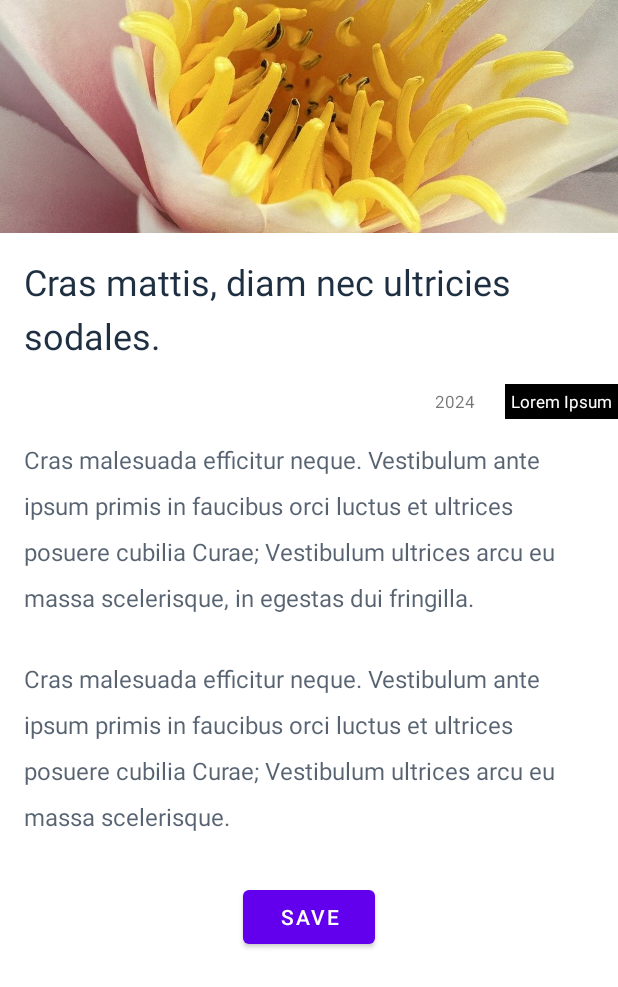
After one commit to martarodriguezm/HelloWorldAndroid, an Android app: the layout relative_layout_example.xml on its own in the app's theme, with its tools: preview values and no code run, on a phone screen of 412 x 824 dp. The commit adds this screen. Shown: the top 987 px of the screen. Run offline under Robolectric (Android 15) with nearby library versions, the phone set to English and light mode, and no system bars.

Commit message:
example layouts created

```diff
--- a/HelloWorld/app/src/main/res/layout/activity_main.xml
+++ b/HelloWorld/app/src/main/res/layout/activity_main.xml
@@ -18,7 +18,8 @@
         android:layout_width="match_parent"
         android:layout_height="wrap_content"
         app:layout_constraintStart_toStartOf="parent"
-        app:layout_constraintTop_toBottomOf="@id/hello_text_view"/>
+        app:layout_constraintTop_toBottomOf="@id/hello_text_view"
+        android:hint="@string/username"/>
 
     <Button android:id="@+id/done_button"
         android:layout_width="match_parent"
--- /dev/null
+++ b/HelloWorld/app/src/main/res/layout/relative_layout_example.xml
@@ -0,0 +1,81 @@
+<?xml version="1.0" encoding="utf-8"?>
+<RelativeLayout xmlns:android="http://schemas.android.com/apk/res/android"
+    android:layout_width="match_parent"
+    android:orientation="vertical"
+    android:background="#ffffff"
+    android:layout_height="match_parent">
+
+    <ImageView
+        android:id="@+id/image"
+        android:layout_width="match_parent"
+        android:layout_height="155dp"
+        android:scaleType="centerCrop"
+        android:src="@drawable/image" />
+
+    <TextView
+        android:id="@+id/title"
+        android:layout_width="wrap_content"
+        android:layout_height="wrap_content"
+        android:textSize="24sp"
+        android:layout_margin="16dp"
+        android:textColor="#1f2f42"
+        android:lineSpacingExtra="8sp"
+        android:layout_below="@id/image"
+        android:text="Cras mattis, diam nec ultricies sodales." />
+
+    <TextView
+        android:id="@+id/label"
+        android:layout_width="wrap_content"
+        android:layout_height="wrap_content"
+        android:padding="4dp"
+        android:layout_marginStart="16dp"
+        android:textSize="11sp"
+        android:textColor="#ffffff"
+        android:background="#000000"
+        android:gravity="center"
+        android:layout_below="@id/title"
+        android:layout_alignParentEnd="true"
+        android:text="Lorem Ipsum" />
+
+    <TextView
+        android:id="@+id/year"
+        android:layout_width="wrap_content"
+        android:layout_height="wrap_content"
+        android:padding="4dp"
+        android:layout_marginStart="16dp"
+        android:textSize="11sp"
+        android:gravity="center"
+        android:layout_below="@id/title"
+        android:layout_toStartOf="@id/label"
+        android:text="2024" />
+
+    <TextView
+        android:id="@+id/first"
+        android:layout_width="wrap_content"
+        android:layout_height="wrap_content"
+        android:textSize="16sp"
+        android:textColor="#bf1f2f42"
+        android:lineSpacingExtra="12sp"
+        android:layout_margin="16dp"
+        android:layout_below="@id/label"
+        android:text="Cras malesuada efficitur neque. Vestibulum ante ipsum primis in faucibus orci luctus et ultrices posuere cubilia Curae; Vestibulum ultrices arcu eu massa scelerisque, in egestas dui fringilla. " />
+
+    <TextView
+        android:id="@+id/second"
+        android:layout_width="wrap_content"
+        android:layout_height="wrap_content"
+        android:textSize="16sp"
+        android:textColor="#bf1f2f42"
+        android:layout_margin="16dp"
+        android:layout_below="@id/first"
+        android:lineSpacingExtra="12sp"
+        android:text="Cras malesuada efficitur neque. Vestibulum ante ipsum primis in faucibus orci luctus et ultrices posuere cubilia Curae; Vestibulum ultrices arcu eu massa scelerisque." />
+
+    <Button
+        android:layout_width="wrap_content"
+        android:layout_height="wrap_content"
+        android:layout_centerHorizontal="true"
+        android:layout_below="@id/second"
+        android:layout_margin="16sp"
+        android:text="Save"/>
+</RelativeLayout>
```
Also changed, not shown: HelloWorld/app/src/main/res/layout/linear_layout_example.xml (added, +27 -0 lines), HelloWorld/app/src/main/res/navigation/nav_graph.xml (deleted, +0 -28 lines), HelloWorld/app/src/main/res/values/strings.xml (+1 -42 lines), HelloWorld/app/src/main/res/drawable/image.jpg (added).
